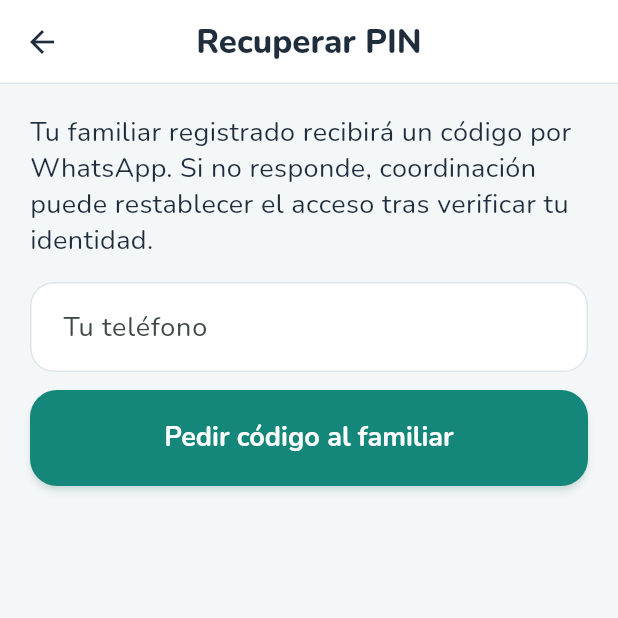
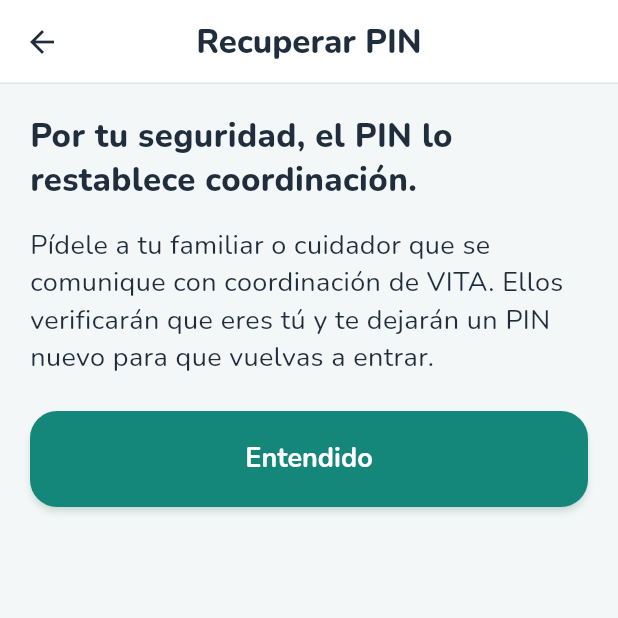
Before and after one commit to SunMoonHexd/App-Vita, a Flutter app: the ElderlyLoginView screen opened directly, scrolled down 89 dp, after a tap on "Olvidé mi PIN", on a phone screen of 412 x 824 dp, the top half of it. Run offline on Flutter 3.47's test engine with Material 3 defaults, Android fonts, the phone set to English and light mode, and no system bars; our stand-ins replace cloud_firestore, firebase_auth, firebase_core, shared_preferences; missing offline and left inert: dart_jsonwebtoken, jitsi_meet_flutter_sdk; accounts and stored records are empty.

Commit message:
Arreglos y videollamada

```diff
--- a/lib/data/services/secret_hasher.dart
+++ b/lib/data/services/secret_hasher.dart
@@ -9,7 +9,9 @@ String hashSecret(String value) {
 
 List<int> _pinWrapKey() => sha256.convert(utf8.encode('vita-app|pin-wrap')).bytes;
 
-/// Guarda el PIN de forma reversible para poder restablecerlo (prototipo académico).
+/// Ofuscación REVERSIBLE del PIN (no es cifrado: la clave está en el código de la app).
+/// Solo se guarda en `private/{uid}`, que únicamente leen el propio adulto y coordinación,
+/// para que coordinación pueda restablecer el PIN. Nunca debe quedar en un documento público.
 String wrapPin(String pin) {
   final key = _pinWrapKey();
   final data = utf8.encode(pin);
--- a/lib/domain/models/vita_models.dart
+++ b/lib/domain/models/vita_models.dart
@@ -29,6 +29,7 @@ class VitaUser {
     this.failedAttempts = 0,
     this.lockedUntil,
     this.lastCallAt,
+    this.lastSeenAt,
     this.createdAt,
   });
 
@@ -53,6 +54,8 @@ class VitaUser {
   final int failedAttempts;
   final DateTime? lockedUntil;
   final DateTime? lastCallAt;
+  /// Último "latido" del voluntario: sirve para saber si de verdad tiene la app abierta.
+  final DateTime? lastSeenAt;
   final DateTime? createdAt;
 
   VitaUser copyWith({
@@ -72,6 +75,7 @@ class VitaUser {
     int? failedAttempts,
     DateTime? lockedUntil,
     DateTime? lastCallAt,
+    DateTime? lastSeenAt,
     bool clearLock = false,
   }) {
     return VitaUser(
@@ -96,6 +100,7 @@ class VitaUser {
       failedAttempts: failedAttempts ?? this.failedAttempts,
       lockedUntil: clearLock ? null : (lockedUntil ?? this.lockedUntil),
       lastCallAt: lastCallAt ?? this.lastCallAt,
+      lastSeenAt: lastSeenAt ?? this.lastSeenAt,
       createdAt: createdAt,
     );
   }
@@ -120,9 +125,10 @@ class VitaUser {
         'available': available,
         'onboardingDone': onboardingDone,
         'failedAttempts': failedAttempts,
-        'lockedUntil': lockedUntil?.toIso8601String(),
-        'lastCallAt': lastCallAt?.toIso8601String(),
-        'createdAt': createdAt?.toIso8601String(),
+        'lockedUntil': vitaIsoN(lockedUntil),
+        'lastCallAt': vitaIsoN(lastCallAt),
+        'lastSeenAt': vitaIsoN(lastSeenAt),
+        'createdAt': vitaIsoN(createdAt),
       };
 
   factory VitaUser.fromJson(Map<String, dynamic> json) {
@@ -148,6 +154,7 @@ class VitaUser {
       failedAttempts: json['failedAttempts'] as int? ?? 0,
       lockedUntil: json['lockedUntil'] == null ? null : DateTime.parse(json['lockedUntil'] as String),
       lastCallAt: json['lastCallAt'] == null ? null : DateTime.parse(json['lastCallAt'] as String),
+      lastSeenAt: json['lastSeenAt'] == null ? null : DateTime.parse(json['lastSeenAt'] as String),
       createdAt: json['createdAt'] == null ? null : DateTime.parse(json['createdAt'] as String),
     );
   }
@@ -213,10 +220,10 @@ class CallRequest {
         'roomName': roomName,
         'joinCode': joinCode,
         'status': status.name,
-        'createdAt': createdAt.toIso8601String(),
+        'createdAt': vitaIso(createdAt),
         'attempts': attempts,
-        'startedAt': startedAt?.toIso8601String(),
-        'endedAt': endedAt?.toIso8601String(),
+        'startedAt': vitaIsoN(startedAt),
+        'endedAt': vitaIsoN(endedAt),
       };
 
   factory CallRequest.fromJson(Map<String, dynamic> json) {
@@ -277,7 +284,7 @@ class UserReport {
         'reason': reason,
         'comment': comment,
         'status': status.name,
-        'createdAt': createdAt.toIso8601String(),
+        'createdAt': vitaIso(createdAt),
       };
 
   factory UserReport.fromJson(Map<String, dynamic> json) {
@@ -317,7 +324,7 @@ class EmergencyAlert {
         'triggeredById': triggeredById,
         'elderlyId': elderlyId,
         'note': note,
-        'createdAt': createdAt.toIso8601String(),
+        'createdAt': vitaIso(createdAt),
       };
 
   factory EmergencyAlert.fromJson(Map<String, dynamic> json) {
@@ -405,15 +412,10 @@ class AuthResult {
   bool get isOk => user != null;
 }
 
-/// Código de recuperación de PIN enviado al familiar (RF12).
-class PinRecoveryTicket {
-  const PinRecoveryTicket({
-    required this.code,
-    required this.familyPhone,
-    required this.familyName,
-  });
+/// Fecha en formato ISO-8601 **en UTC** (termina en "Z"). Sin esto, `toIso8601String()` de una
+/// hora local no incluye la zona horaria y otro celular (u otro emulador) con zona distinta la
+/// interpreta corrida varias horas.
+String vitaIso(DateTime d) => d.toUtc().toIso8601String();
 
-  final String code;
-  final String familyPhone;
-  final String familyName;
-}
+/// Igual que [vitaIso], pero acepta fechas nulas.
+String? vitaIsoN(DateTime? d) => d == null ? null : vitaIso(d);
--- a/lib/ui/features/elderly/elderly_recover_view.dart
+++ b/lib/ui/features/elderly/elderly_recover_view.dart
@@ -1,94 +1,11 @@
 import 'package:flutter/material.dart';
-import 'package:url_launcher/url_launcher.dart';
-import 'package:vita_app/ui/core/vita_scope.dart';
 import 'package:vita_app/ui/core/widgets/vita_widgets.dart';
 
-class ElderlyRecoverView extends StatefulWidget {
+/// Recuperar el PIN (RF12). Sin servidor propio no se puede validar un código de forma
+/// segura desde el celular, así que el restablecimiento lo hace siempre coordinación
+/// después de verificar la identidad de la persona.
+class ElderlyRecoverView extends StatelessWidget {
   const ElderlyRecoverView({super.key});
-
-  @override
-  State<ElderlyRecoverView> createState() => _ElderlyRecoverViewState();
-}
-
-class _ElderlyRecoverViewState extends State<ElderlyRecoverView> {
-  final _phone = TextEditingController();
-  final _code = TextEditingController();
-  final _pin = TextEditingController();
-  String? _familyHint;
-  bool _codeSent = false;
-  bool _loading = false;
-  String? _error;
-
-  @override
-  void dispose() {
-    _phone.dispose();
-    _code.dispose();
-    _pin.dispose();
-    super.dispose();
-  }
-
-  Future<void> _openWhatsApp(String familyPhone, String code) async {
-    var digits = familyPhone.replaceAll(RegExp(r'\D'), '');
-    if (digits.length == 10) digits = '57$digits';
-    final text = Uri.encodeComponent(
-      'VITA: el código para restablecer el PIN de tu familiar es $code. '
-      'Caduca en 15 minutos. Si no pediste esto, ignora el mensaje.',
-    );
-    final uri = Uri.parse('https://wa.me/$digits?text=$text');
-    try {
-      await launchUrl(uri, mode: LaunchMode.externalApplication);
-    } catch (_) {}
-  }
-
-  Future<void> _send() async {
-    setState(() {
-      _loading = true;
-      _error = null;
-    });
-    try {
-      final ticket = await VitaScope.of(context).startPinRecovery(_phone.text.trim());
-      await _openWhatsApp(ticket.familyPhone, ticket.code);
-      if (!mounted) return;
-      setState(() {
-        _codeSent = true;
-        _familyHint = ticket.familyName;
-        _loading = false;
-      });
-      await showVitaMessage(
-        context,
-        'Enviamos un código por WhatsApp a ${ticket.familyName}. '
-        'Si no abre WhatsApp, el familiar puede pedirle el código a coordinación. '
-        'Código de esta prueba: ${ticket.code}',
-      );
-    } catch (e) {
-      setState(() {
-        _loading = false;
-        _error = e.toString().replaceFirst('Exception: ', '');
-      });
-    }
-  }
-
-  Future<void> _confirm() async {
-    setState(() {
-      _loading = true;
-      _error = null;
-    });
-    try {
-      await VitaScope.of(context).completePinRecovery(
-        phone: _phone.text.trim(),
-        code: _code.text.trim(),
-        newPin: _pin.text.trim(),
-      );
-      if (!mounted) return;
-      await showVitaMessage(context, 'PIN restablecido. Ya puedes ingresar.');
-      if (mounted) Navigator.pop(context);
-    } catch (e) {
-      setState(() {
-        _loading = false;
-        _error = e.toString().replaceFirst('Exception: ', '');
-      });
-    }
-  }
 
   @override
   Widget build(BuildContext context) {
@@ -97,43 +14,17 @@ class _ElderlyRecoverViewState extends State<ElderlyRecoverView> {
       child: ListView(
         children: [
           const Text(
-            'Tu familiar registrado recibirá un código por WhatsApp. '
-            'Si no responde, coordinación puede restablecer el acceso tras verificar tu identidad.',
-            style: TextStyle(fontSize: 18, height: 1.35),
+            'Por tu seguridad, el PIN lo restablece coordinación.',
+            style: TextStyle(fontSize: 22, fontWeight: FontWeight.w800, height: 1.3),
           ),
           const SizedBox(height: 16),
-          TextField(
-            controller: _phone,
-            keyboardType: TextInputType.phone,
-            enabled: !_codeSent,
-            decoration: const InputDecoration(labelText: 'Tu teléfono'),
+          const Text(
+            'Pídele a tu familiar o cuidador que se comunique con coordinación de VITA. '
+            'Ellos verificarán que eres tú y te dejarán un PIN nuevo para que vuelvas a entrar.',
+            style: TextStyle(fontSize: 18, height: 1.4),
           ),
-          const SizedBox(height: 12),
-          VitaPrimaryButton(
-            label: _loading ? 'Enviando...' : 'Pedir código al familiar',
-            onPressed: _loading ? null : _send,
-          ),
-          if (_codeSent) ...[
-            const SizedBox(height: 16),
-            Text(
-              _familyHint == null
-                  ? 'Código enviado al familiar.'
-                  : 'Código enviado a $_familyHint.',
-              style: const TextStyle(fontWeight: FontWeight.w800, fontSize: 18),
-            ),
-            const SizedBox(height: 12),
-            TextField(controller: _code, keyboardType: TextInputType.number, decoration: const InputDecoration(labelText: 'Código de 6 dígitos')),
-            const SizedBox(height: 12),
-            TextField(
-              controller: _pin,
-              maxLength: 4,
-              obscureText: true,
-              keyboardType: TextInputType.number,
-              decoration: const InputDecoration(labelText: 'Nuevo PIN'),
-            ),
-            VitaPrimaryButton(label: _loading ? 'Guardando...' : 'Guardar PIN', onPressed: _loading ? null : _confirm),
-          ],
-          VitaErrorText(_error),
+          const SizedBox(height: 24),
+          VitaPrimaryButton(label: 'Entendido', onPressed: () => Navigator.pop(context)),
         ],
       ),
     );
```
Also changed, not shown: lib/data/repositories/vita_repository.dart (+94 -127 lines), lib/ui/features/elderly/elderly_searching_view.dart (+15 -5 lines), lib/ui/features/volunteer/volunteer_home_view.dart (+16 -0 lines), firebase.json, 8 other files.
